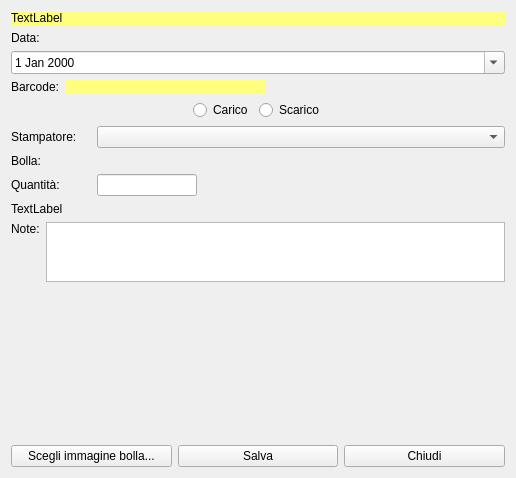
First picture: the form in ftmodmov.ui, repository fblabs/CLTags, before the edit.
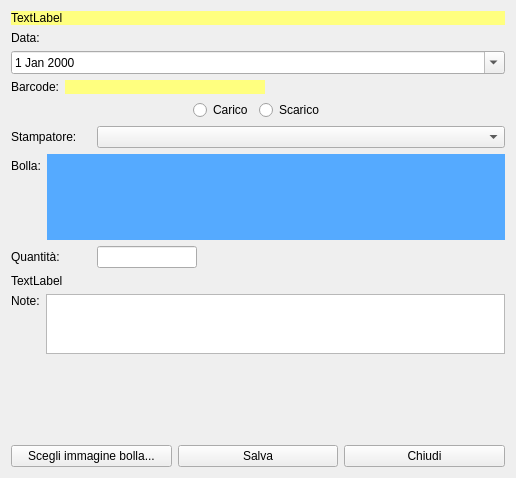
Second picture: the form after the edit. Icons and pictures are not drawn.

What changed in the file:
```diff
--- a/ftmodmov.ui
+++ b/ftmodmov.ui
@@ -169,9 +169,24 @@
      </item>
      <item row="0" column="1">
       <widget class="QLabel" name="lbImg">
+       <property name="sizePolicy">
+        <sizepolicy hsizetype="Expanding" vsizetype="Expanding">
+         <horstretch>0</horstretch>
+         <verstretch>0</verstretch>
+        </sizepolicy>
+       </property>
+       <property name="styleSheet">
+        <string notr="true">background-color: rgb(85, 170, 255);</string>
+       </property>
        <property name="text">
         <string/>
        </property>
+       <property name="scaledContents">
+        <bool>false</bool>
+       </property>
+       <property name="alignment">
+        <set>Qt::AlignCenter</set>
+       </property>
       </widget>
      </item>
     </layout>
```
